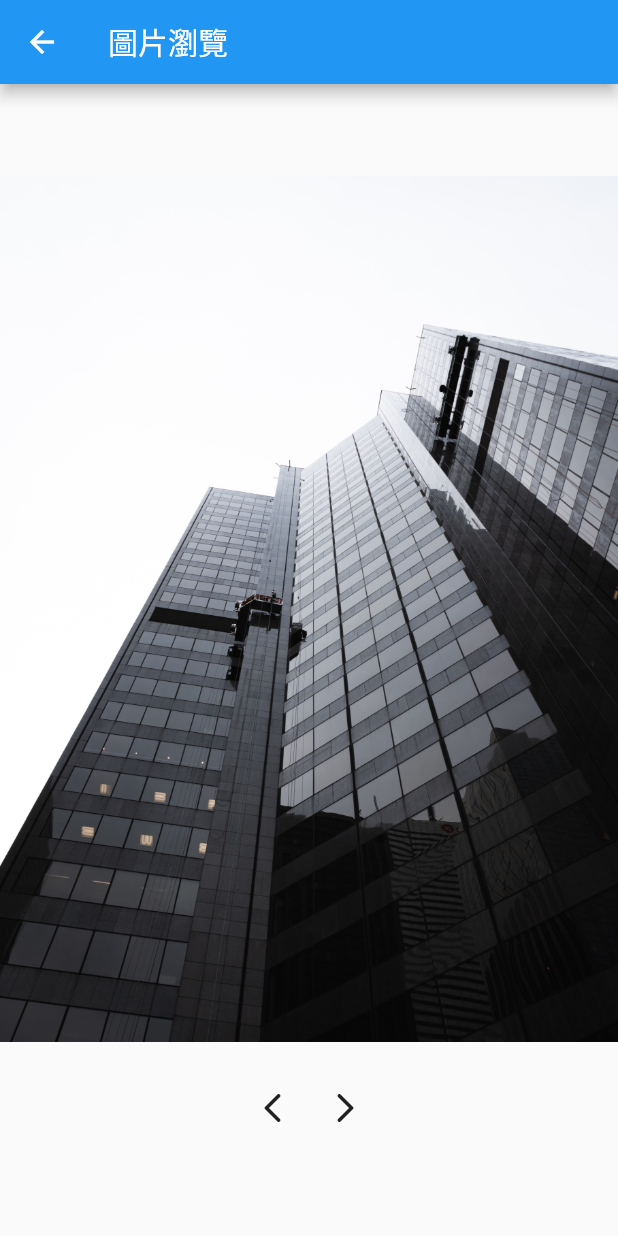
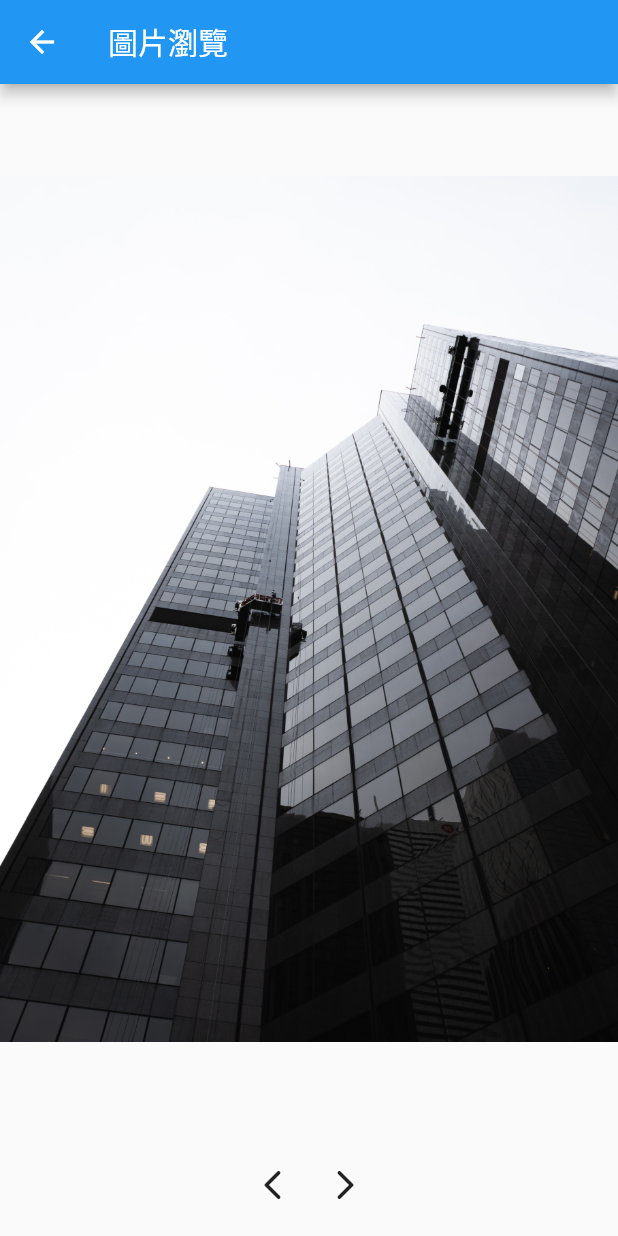
Before and after one commit to tpps89305/flutter_playground, a Flutter app: the ImageBrowserPage screen opened by its route, after a tap on the "arrow back ios" icon, on a phone screen of 412 x 824 dp. Run offline on Flutter 3.47's test engine with Material 2 defaults, Android fonts, the phone set to English and light mode, and no system bars; our stand-ins replace app_links, fluttertoast, image_picker, numberpicker, photo_view.

Commit message:
Resolve layout overflow issue for ImageBrowserPage

```diff
--- a/lib/page/image_browser_page.dart
+++ b/lib/page/image_browser_page.dart
@@ -28,20 +28,22 @@ class ImageBrowserPage extends StatelessWidget {
       appBar: AppBar(
         title: const Text("圖片瀏覽"),
       ),
-      body: Center(
+      body: SafeArea(
         child: Column(
-          mainAxisAlignment: MainAxisAlignment.center,
+          mainAxisSize: MainAxisSize.min,
           children: [
-            Container(
-              child: imageBrowser,
-              margin: const EdgeInsets.symmetric(vertical: 10),
+            Expanded(
+              child: Padding(
+                child: imageBrowser,
+                padding: const EdgeInsets.symmetric(vertical: 10),
+              ),
             ),
-            Container(
+            Padding(
               child: Row(
                 children: [buttonPrevious, buttonNext],
                 mainAxisAlignment: MainAxisAlignment.center,
               ),
-              margin: const EdgeInsets.symmetric(vertical: 10),
+              padding: const EdgeInsets.symmetric(vertical: 10),
             )
           ],
         ),
@@ -52,10 +54,9 @@ class ImageBrowserPage extends StatelessWidget {
 
 class _ImageBrowser extends StatefulWidget {
   final GlobalKey<_ImageBrowserState> globalKey;
-  List<String> images;
-  int _imageIndex = 0;
+  final List<String> images;
 
-  _ImageBrowser({required this.globalKey, required this.images})
+  const _ImageBrowser({required this.globalKey, required this.images})
       : super(key: globalKey);
 
   @override
@@ -66,23 +67,24 @@ class _ImageBrowser extends StatefulWidget {
 }
 
 class _ImageBrowserState extends State<_ImageBrowser> {
+  int _imageIndex = 0;
+
   @override
   Widget build(BuildContext context) {
-    return Image.asset(widget.images[widget._imageIndex]);
+    return Image.asset(widget.images[_imageIndex]);
   }
 
   previousImage() {
     // 如果到達未端，就從另一端開始計數。
     setState(() {
-      widget._imageIndex = widget._imageIndex == 0
-          ? widget.images.length - 1
-          : widget._imageIndex - 1;
+      _imageIndex =
+          _imageIndex == 0 ? widget.images.length - 1 : _imageIndex - 1;
     });
   }
 
   nextImage() {
     setState(() {
-      widget._imageIndex = ++widget._imageIndex % widget.images.length;
+      _imageIndex = ++_imageIndex % widget.images.length;
     });
   }
 }
```
